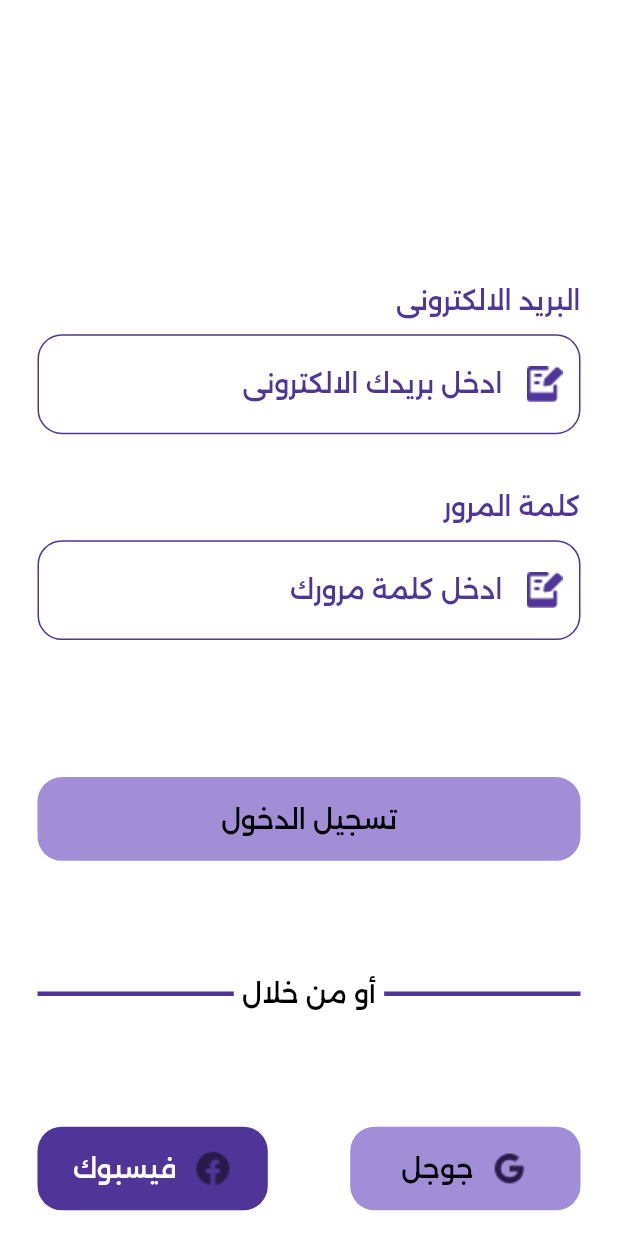
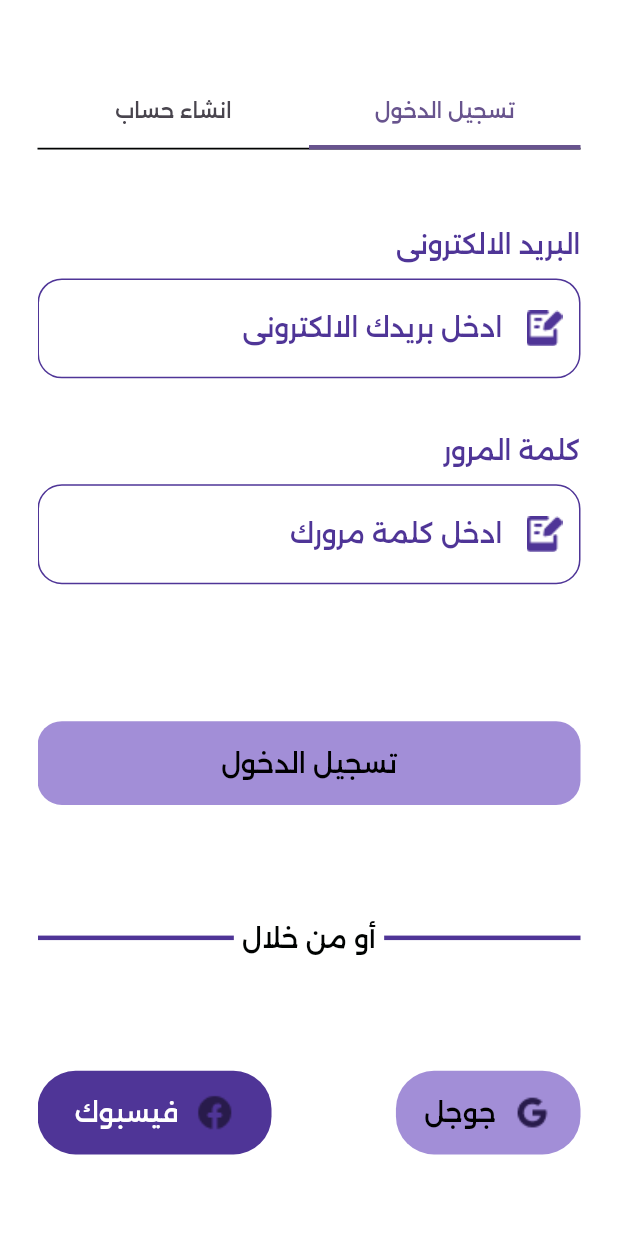
Before and after one commit to Nara-Assit/nara-app, a Flutter app: the SignInScreen screen opened directly, on a phone screen of 412 x 824 dp. Run offline on Flutter 3.47's test engine with Material 3 defaults, Android fonts, the phone set to English and light mode, and no system bars; our stand-ins replace dartz, dio, flutter_bloc, flutter_screenutil, flutter_secure_storage, shared_preferences and 1 more; accounts and stored records are empty; statements that could not run were skipped.

Commit message:
feat(signin): enhance CustomButton with radius and update styles in SignInScreen

```diff
--- a/lib/core/widgets/custom_button.dart
+++ b/lib/core/widgets/custom_button.dart
@@ -43,6 +43,7 @@ import 'package:flutter/material.dart';
 import 'package:flutter_screenutil/flutter_screenutil.dart';
 
 import 'package:nara/core/theming/color_manager.dart';
+import 'package:nara/core/theming/text_style_manager.dart';
 
 class CustomButton extends StatelessWidget {
   const CustomButton({
@@ -53,6 +54,7 @@ class CustomButton extends StatelessWidget {
     this.width,
     this.hight,
     this.image,
+    this.radius,
     this.onTap,
   });
 
@@ -62,6 +64,8 @@ class CustomButton extends StatelessWidget {
   final double? width;
   final double? hight;
   final String? image;
+  final double? radius;
+
   final void Function()? onTap;
 
   @override
@@ -74,7 +78,7 @@ class CustomButton extends StatelessWidget {
         width: width ?? double.infinity,
         decoration: BoxDecoration(
           color: color ?? ColorManager.primaryColor1,
-          borderRadius: BorderRadius.circular(16.r),
+          borderRadius: BorderRadius.circular(radius ?? 16.r),
         ),
         child: Row(
           mainAxisAlignment: MainAxisAlignment.center,
@@ -85,10 +89,8 @@ class CustomButton extends StatelessWidget {
             ],
             Text(
               title,
-              style: TextStyle(
+              style: TextStyleManager.font16MediumBlack.copyWith(
                 color: textColor ?? const Color(0xffFFFFFF),
-                fontSize: 16.sp,
-                fontWeight: FontWeight.w500,
               ),
             ),
           ],
--- a/lib/features/signin/signin_screen.dart
+++ b/lib/features/signin/signin_screen.dart
@@ -12,12 +12,61 @@ class SignInScreen extends StatelessWidget {
   @override
   Widget build(BuildContext context) {
     return Scaffold(
-      body: Padding(
+      body: DefaultTabController(
+        length: 2,
+        child: Padding(
           padding: const EdgeInsets.symmetric(horizontal: 25),
           child: Column(
             children: [
-            // Row(children: []),
-            SizedBox(height: 185.h),
+              SizedBox(height: 50.h),
+              const TabBar(
+                indicatorSize: .tab,
+                indicatorWeight: 3,
+                dividerColor: ColorManager.secondColor,
+                dividerHeight: 1.2,
+                tabs: [
+                  Tab(
+                    child: Text(
+                      "تسجيل الدخول",
+                    ),
+                  ),
+                  Tab(
+                    child: Text(
+                      "انشاء حساب",
+                    ),
+                  ),
+                ],
+              ),
+              SizedBox(height: 50.h),
+              Expanded(
+                child: TabBarView(
+                  children: [
+                    const LoginWidget(),
+                    Container(
+                      color: Colors.red,
+                    ),
+                  ],
+                ),
+              ),
+            ],
+          ),
+        ),
+      ),
+    );
+  }
+}
+
+class LoginWidget extends StatelessWidget {
+  const LoginWidget({
+    super.key,
+  });
+
+  @override
+  Widget build(BuildContext context) {
+    return SingleChildScrollView(
+      physics: const BouncingScrollPhysics(),
+      child: Column(
+        children: [
           CustomTextFormField(
             textHint: "ادخل بريدك الالكترونى",
             icon: Image.asset(AppAssets.imagesTextfeildIcon),
@@ -30,7 +79,10 @@ class SignInScreen extends StatelessWidget {
             headerTitle: "كلمة المرور",
           ),
           SizedBox(height: 90.h),
-            const CustomButton(title: "تسجيل الدخول", textColor: Colors.black),
+          const CustomButton(
+            title: "تسجيل الدخول",
+            textColor: Colors.black,
+          ),
           SizedBox(height: 75.h),
           Row(
             mainAxisAlignment: MainAxisAlignment.center,
@@ -56,26 +108,28 @@ class SignInScreen extends StatelessWidget {
           ),
           SizedBox(height: 75.h),
           Row(
-              spacing: 50.w,
-              children: const [
-                Expanded(
-                  child: CustomButton(
+            mainAxisAlignment: MainAxisAlignment.spaceBetween,
+            children: [
+              CustomButton(
                 title: "جوجل",
                 image: AppAssets.imagesGoogle,
                 textColor: Colors.black,
+                width: 112.w,
+                radius: 25.r,
               ),
-                ),
-                Expanded(
-                  child: CustomButton(
+              CustomButton(
                 color: ColorManager.primaryColor,
                 title: "فيسبوك",
                 image: AppAssets.imagesFacebook,
-                  ),
+                width: 142.w,
+                radius: 25.r,
               ),
             ],
           ),
+          SizedBox(
+            height: 95.h,
+          ),
         ],
-        ),
       ),
     );
   }
```
Lines whose indentation alone changed are shown as unchanged.
